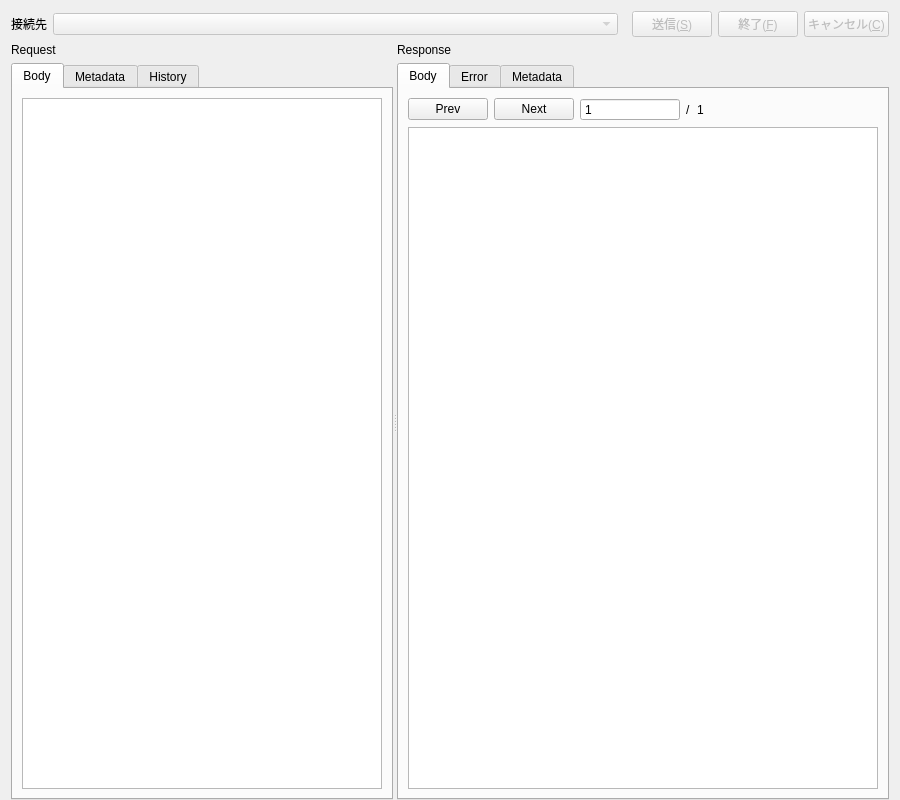
Qt form ui/Editor.ui (shibafu528/florarpc) before a commit.
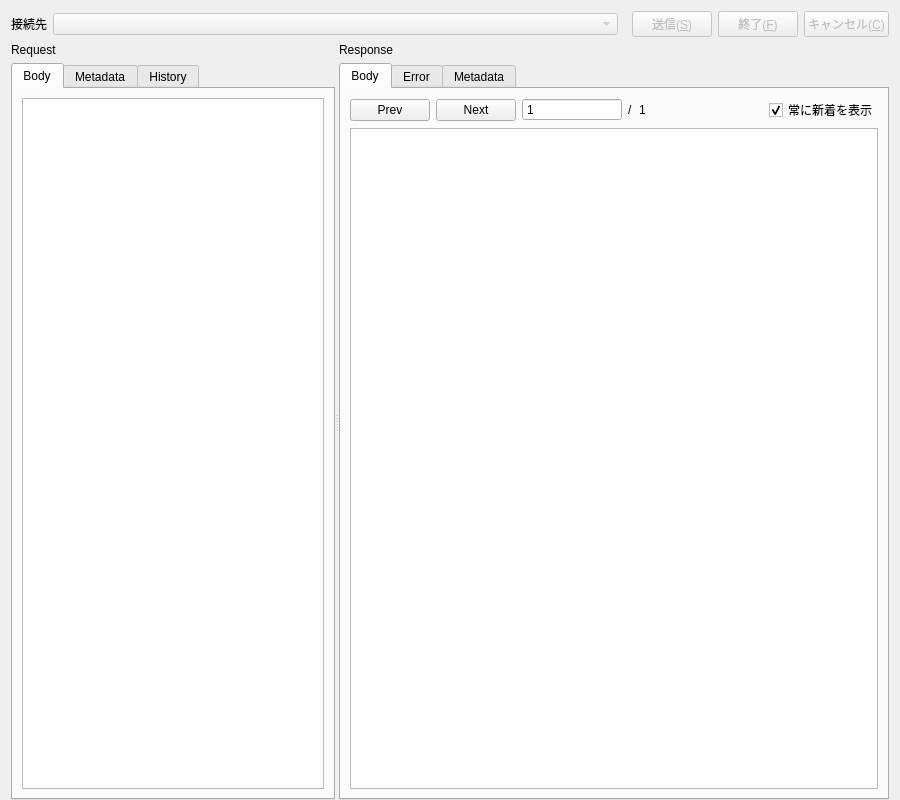
The same form after that commit. Icons and pictures are not drawn. Custom widgets are drawn as their Qt base class.

Commit message: Streaming RPCで常に新着を表示するオプションの追加

Diff of the .ui file:
```diff
--- a/ui/Editor.ui
+++ b/ui/Editor.ui
@@ -327,6 +327,16 @@
                 </property>
                </spacer>
               </item>
+              <item>
+               <widget class="QCheckBox" name="followResponseCheck">
+                <property name="text">
+                 <string>常に新着を表示</string>
+                </property>
+                <property name="checked">
+                 <bool>true</bool>
+                </property>
+               </widget>
+              </item>
              </layout>
             </widget>
            </item>
```
The commit also changes 1 other file.
